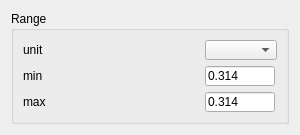
Qt form SciDataTool/GUI/WDataRange/WDataRange.ui (Eomys/SciDataTool) before a commit.
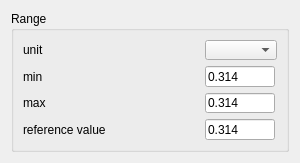
The same form after that commit. Custom widgets are drawn as their Qt base class.

Commit message: [NF] possibility to update reference value

Patch:
```diff
--- a/SciDataTool/GUI/WDataRange/WDataRange.ui
+++ b/SciDataTool/GUI/WDataRange/WDataRange.ui
@@ -7,14 +7,14 @@
     <x>0</x>
     <y>0</y>
     <width>300</width>
-    <height>132</height>
+    <height>163</height>
    </rect>
   </property>
   <property name="windowTitle">
    <string/>
   </property>
-  <layout class="QVBoxLayout" name="verticalLayout">
-   <item>
+  <layout class="QGridLayout" name="gridLayout_2">
+   <item row="0" column="0">
     <widget class="QGroupBox" name="g_range">
      <property name="sizePolicy">
       <sizepolicy hsizetype="Preferred" vsizetype="Preferred">
@@ -119,6 +119,38 @@
         </property>
        </widget>
       </item>
+      <item row="3" column="0">
+       <widget class="QLabel" name="in_norm">
+        <property name="text">
+         <string>reference value</string>
+        </property>
+       </widget>
+      </item>
+      <item row="3" column="1">
+       <widget class="FloatEdit" name="lf_norm">
+        <property name="sizePolicy">
+         <sizepolicy hsizetype="Fixed" vsizetype="Fixed">
+          <horstretch>70</horstretch>
+          <verstretch>0</verstretch>
+         </sizepolicy>
+        </property>
+        <property name="minimumSize">
+         <size>
+          <width>0</width>
+          <height>20</height>
+         </size>
+        </property>
+        <property name="maximumSize">
+         <size>
+          <width>70</width>
+          <height>16777215</height>
+         </size>
+        </property>
+        <property name="text">
+         <string>0.314</string>
+        </property>
+       </widget>
+      </item>
      </layout>
     </widget>
    </item>
```
The commit also changes 3 other files.
